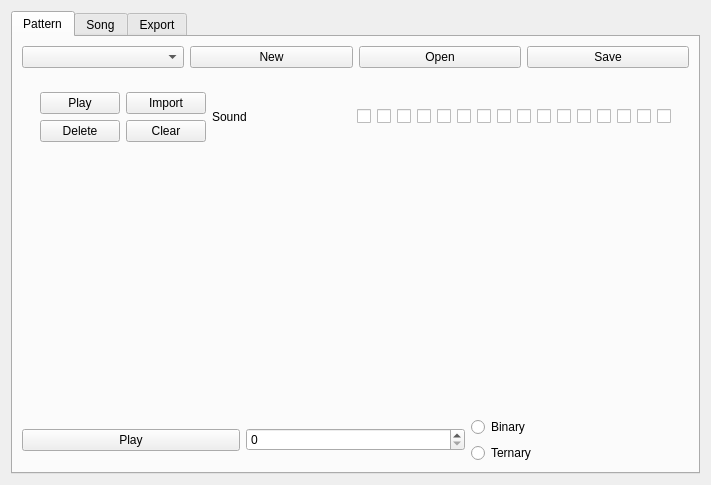
Before: the Qt Designer form ui/barwindow.ui in BdxMimo/project-bar, drawn with Qt 5.
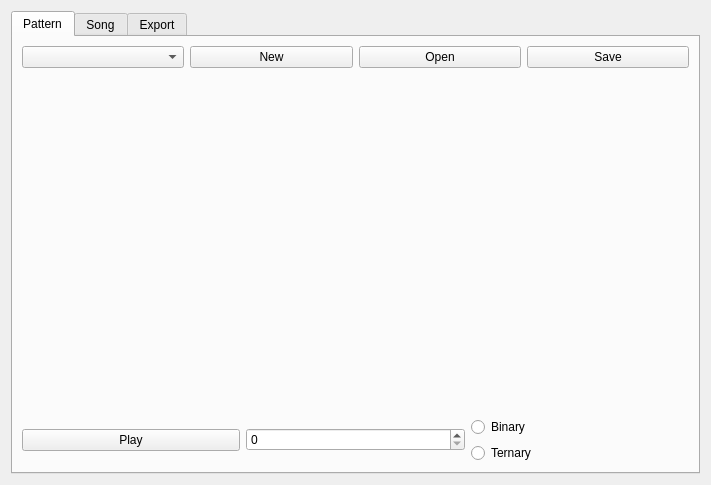
After: the same form once the commit is applied. Custom widgets are drawn as their Qt base class.

Commit message: SoundBar is now a class

Patch:
```diff
--- a/ui/barwindow.ui
+++ b/ui/barwindow.ui
@@ -74,269 +74,10 @@
          </property>
          <layout class="QVBoxLayout" name="verticalLayout_3">
           <item>
-           <widget class="QWidget" name="soundBar" native="true">
-            <layout class="QHBoxLayout" name="horizontalLayout_2">
-             <item>
-              <layout class="QGridLayout" name="gridSoundBarButtons">
-               <item row="0" column="0">
-                <widget class="QPushButton" name="buttonSoundPlay">
-                 <property name="text">
-                  <string>Play</string>
-                 </property>
-                </widget>
-               </item>
-               <item row="0" column="1">
-                <widget class="QPushButton" name="buttonSoundImport">
-                 <property name="text">
-                  <string>Import</string>
-                 </property>
-                </widget>
-               </item>
-               <item row="1" column="0">
-                <widget class="QPushButton" name="buttonSoundDelete">
-                 <property name="text">
-                  <string>Delete</string>
-                 </property>
-                </widget>
-               </item>
-               <item row="1" column="1">
-                <widget class="QPushButton" name="buttonSoundClear">
-                 <property name="text">
-                  <string>Clear</string>
-                 </property>
-                </widget>
-               </item>
-              </layout>
-             </item>
-             <item>
-              <widget class="QLabel" name="labelSoundName">
-               <property name="sizePolicy">
-                <sizepolicy hsizetype="MinimumExpanding" vsizetype="Preferred">
-                 <horstretch>0</horstretch>
-                 <verstretch>0</verstretch>
-                </sizepolicy>
-               </property>
-               <property name="text">
-                <string>Sound</string>
-               </property>
-              </widget>
-             </item>
-             <item>
-              <widget class="QCheckBox" name="checkBox_9">
-               <property name="sizePolicy">
-                <sizepolicy hsizetype="Fixed" vsizetype="Fixed">
-                 <horstretch>0</horstretch>
-                 <verstretch>0</verstretch>
-                </sizepolicy>
-               </property>
-               <property name="text">
-                <string/>
-               </property>
-              </widget>
-             </item>
-             <item>
-              <widget class="QCheckBox" name="checkBox_10">
-               <property name="sizePolicy">
-                <sizepolicy hsizetype="Fixed" vsizetype="Fixed">
-                 <horstretch>0</horstretch>
-                 <verstretch>0</verstretch>
-                </sizepolicy>
-               </property>
-               <property name="text">
-                <string/>
-               </property>
-              </widget>
-             </item>
-             <item>
-              <widget class="QCheckBox" name="checkBox_20">
-               <property name="sizePolicy">
-                <sizepolicy hsizetype="Fixed" vsizetype="Fixed">
-                 <horstretch>0</horstretch>
-                 <verstretch>0</verstretch>
-                </sizepolicy>
-               </property>
-               <property name="text">
-                <string/>
-               </property>
-              </widget>
-             </item>
-             <item>
-              <widget class="QCheckBox" name="checkBox_19">
-               <property name="sizePolicy">
-                <sizepolicy hsizetype="Fixed" vsizetype="Fixed">
-                 <horstretch>0</horstretch>
-                 <verstretch>0</verstretch>
-                </sizepolicy>
-               </property>
-               <property name="text">
-                <string/>
-               </property>
-              </widget>
-             </item>
-             <item>
-              <widget class="QCheckBox" name="checkBox_18">
-               <property name="sizePolicy">
-                <sizepolicy hsizetype="Fixed" vsizetype="Fixed">
-                 <horstretch>0</horstretch>
-                 <verstretch>0</verstretch>
-                </sizepolicy>
-               </property>
-               <property name="text">
-                <string/>
-               </property>
-              </widget>
-             </item>
-             <item>
-              <widget class="QCheckBox" name="checkBox_17">
-               <property name="sizePolicy">
-                <sizepolicy hsizetype="Fixed" vsizetype="Fixed">
-                 <horstretch>0</horstretch>
-                 <verstretch>0</verstretch>
-                </sizepolicy>
-               </property>
-               <property name="text">
-                <string/>
-               </property>
-              </widget>
-             </item>
-             <item>
-              <widget class="QCheckBox" name="checkBox_16">
-               <property name="sizePolicy">
-                <sizepolicy hsizetype="Fixed" vsizetype="Fixed">
-                 <horstretch>0</horstretch>
-                 <verstretch>0</verstretch>
-                </sizepolicy>
-               </property>
-               <property name="text">
-                <string/>
-               </property>
-              </widget>
-             </item>
-             <item>
-              <widget class="QCheckBox" name="checkBox_15">
-               <property name="sizePolicy">
-                <sizepolicy hsizetype="Fixed" vsizetype="Fixed">
-                 <horstretch>0</horstretch>
-                 <verstretch>0</verstretch>
-                </sizepolicy>
-               </property>
-               <property name="text">
-                <string/>
-               </property>
-              </widget>
-             </item>
-             <item>
-              <widget class="QCheckBox" name="checkBox_14">
-               <property name="sizePolicy">
-                <sizepolicy hsizetype="Fixed" vsizetype="Fixed">
-                 <horstretch>0</horstretch>
-                 <verstretch>0</verstretch>
-                </sizepolicy>
-               </property>
-               <property name="text">
-                <string/>
-               </property>
-              </widget>
-             </item>
-             <item>
-              <widget class="QCheckBox" name="checkBox_13">
-               <property name="sizePolicy">
-                <sizepolicy hsizetype="Fixed" vsizetype="Fixed">
-                 <horstretch>0</horstretch>
-                 <verstretch>0</verstretch>
-                </sizepolicy>
-               </property>
-               <property name="text">
-                <string/>
-               </property>
-              </widget>
-             </item>
-             <item>
-              <widget class="QCheckBox" name="checkBox_12">
-               <property name="sizePolicy">
-                <sizepolicy hsizetype="Fixed" vsizetype="Fixed">
-                 <horstretch>0</horstretch>
-                 <verstretch>0</verstretch>
-                </sizepolicy>
-               </property>
-               <property name="text">
-                <string/>
-               </property>
-              </widget>
-             </item>
-             <item>
-              <widget class="QCheckBox" name="checkBox_11">
-               <property name="sizePolicy">
-                <sizepolicy hsizetype="Fixed" vsizetype="Fixed">
-                 <horstretch>0</horstretch>
-                 <verstretch>0</verstretch>
-                </sizepolicy>
-               </property>
-               <property name="text">
-                <string/>
-               </property>
-              </widget>
-             </item>
-             <item>
-              <widget class="QCheckBox" name="checkBox">
-               <property name="sizePolicy">
-                <sizepolicy hsizetype="Fixed" vsizetype="Fixed">
-                 <horstretch>0</horstretch>
-                 <verstretch>0</verstretch>
-                </sizepolicy>
-               </property>
-               <property name="text">
-                <string/>
-               </property>
-              </widget>
-             </item>
-             <item>
-              <widget class="QCheckBox" name="checkBox_2">
-               <property name="sizePolicy">
-                <sizepolicy hsizetype="Fixed" vsizetype="Fixed">
-                 <horstretch>0</horstretch>
-                 <verstretch>0</verstretch>
-                </sizepolicy>
-               </property>
-               <property name="text">
-                <string/>
-               </property>
-              </widget>
-             </item>
-             <item>
-              <widget class="QCheckBox" name="checkBox_3">
-               <property name="sizePolicy">
-                <sizepolicy hsizetype="Fixed" vsizetype="Fixed">
-                 <horstretch>0</horstretch>
-                 <verstretch>0</verstretch>
-                </sizepolicy>
-               </property>
-               <property name="text">
-                <string/>
-               </property>
-               <property name="iconSize">
-                <size>
-                 <width>16</width>
-                 <height>50</height>
-                </size>
-               </property>
-              </widget>
-             </item>
-             <item>
-              <widget class="QCheckBox" name="checkBox_4">
-               <property name="sizePolicy">
-                <sizepolicy hsizetype="Fixed" vsizetype="Fixed">
-                 <horstretch>0</horstretch>
-                 <verstretch>0</verstretch>
-                </sizepolicy>
-               </property>
-               <property name="text">
-                <string/>
-               </property>
-              </widget>
-             </item>
-            </layout>
-           </widget>
+           <widget class="BARSoundBar" name="widget" native="true"/>
+          </item>
+          <item>
+           <widget class="BARSoundBar" name="widget_2" native="true"/>
           </item>
           <item>
            <spacer name="verticalSpacer">
@@ -402,6 +143,14 @@
    </item>
   </layout>
  </widget>
+ <customwidgets>
+  <customwidget>
+   <class>BARSoundBar</class>
+   <extends>QWidget</extends>
+   <header>ui\barsoundbar.h</header>
+   <container>1</container>
+  </customwidget>
+ </customwidgets>
  <resources/>
  <connections/>
 </ui>
```
The commit also changes 6 other files.
